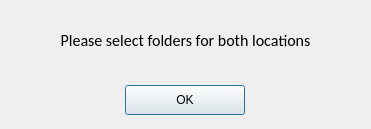
Above: Info_dialog.ui from Zwornik/2202_File_manag before the change. Below: the same form after it.
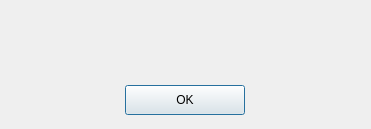
That is the form after the change.

Commit message: info dialog added, two folders selected condition added, cancel buttons fixed

Diff of the .ui file:
```diff
--- a/Info_dialog.ui
+++ b/Info_dialog.ui
@@ -50,7 +50,7 @@
     </font>
    </property>
    <property name="text">
-    <string>Please select folders for both locations</string>
+    <string/>
    </property>
    <property name="alignment">
     <set>Qt::AlignCenter</set>
```
